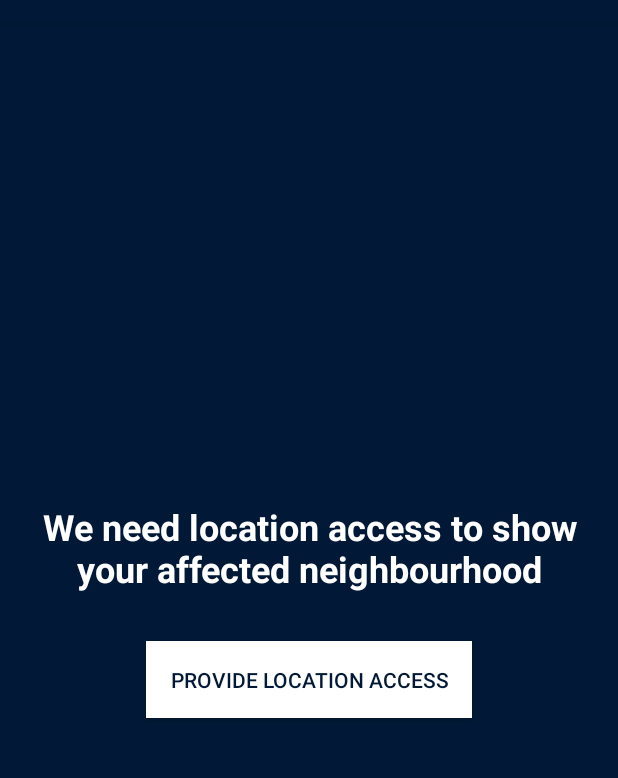
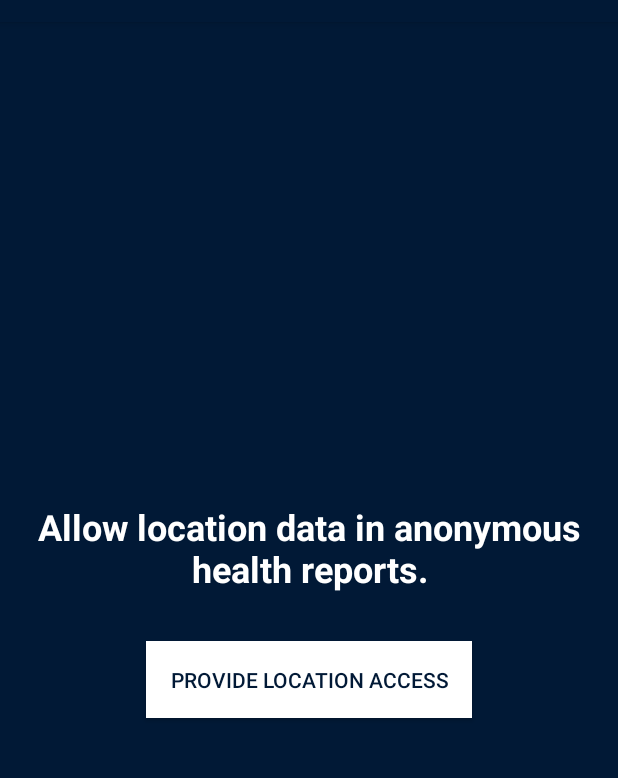
Before and after one commit to Infodeq/HowIFeel, an Android app: the fragment ProvideLocationFragment shown on its own in the app's theme, on a phone screen of 412 x 824 dp, the part 62-840 px from its top. Run offline under Robolectric (Android 15) with nearby library versions, the phone set to English and light mode, and no system bars; libraries missing offline, so code that uses them is left out: com.github.paolorotolo.appintro, com.karumi.dexter.

Commit message:
location text

```diff
--- a/app/src/main/res/layout/fragment_corona_intro.xml
+++ b/app/src/main/res/layout/fragment_corona_intro.xml
@@ -19,6 +19,6 @@
         android:layout_margin="16dp"
         android:gravity="center"
         android:textColor="@color/white"
-        android:text="Track spread of corona near you\n Avoid affected areas in neighbourhood" />
+        android:text="Track spread of COVID-19\nAvoid affected areas." />
 
 </LinearLayout>
--- a/app/src/main/res/values/strings.xml
+++ b/app/src/main/res/values/strings.xml
@@ -21,9 +21,9 @@
 
     <!-- TODO: Remove or change this placeholder text -->
     <string name="hello_blank_fragment">Hello blank fragment</string>
-    <string name="we_need_location_access_to_show_your_affected_neighbourhood">We need location access to show your affected neighbourhood</string>
+    <string name="we_need_location_access_to_show_your_affected_neighbourhood">Allow location data in anonymous health reports.</string>
     <string name="we_need_this_info">We need this info to proceed.</string>
     <string name="ok">OK</string>
-    <string name="title_location_permission">Please provide us location access.</string>
-    <string name="text_location_permission">We need location access to show your affected neighbourhood.</string>
+    <string name="title_location_permission">Please provide location access.</string>
+    <string name="text_location_permission">Location data is used in anonymous health reports.</string>
 </resources>
```
